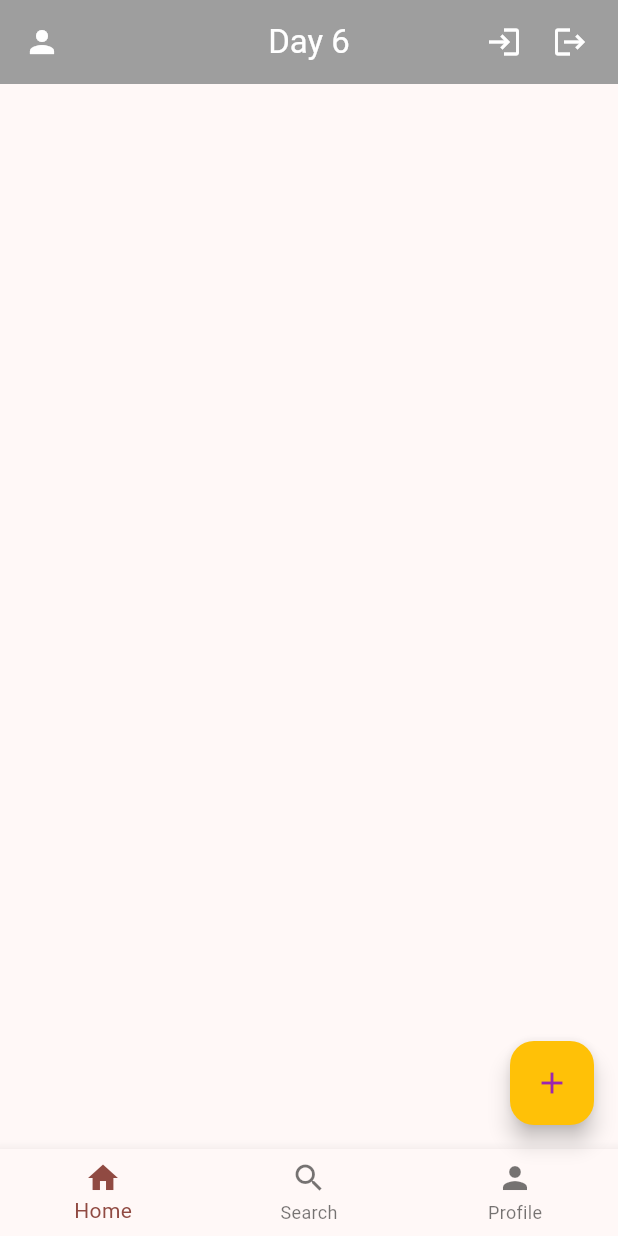
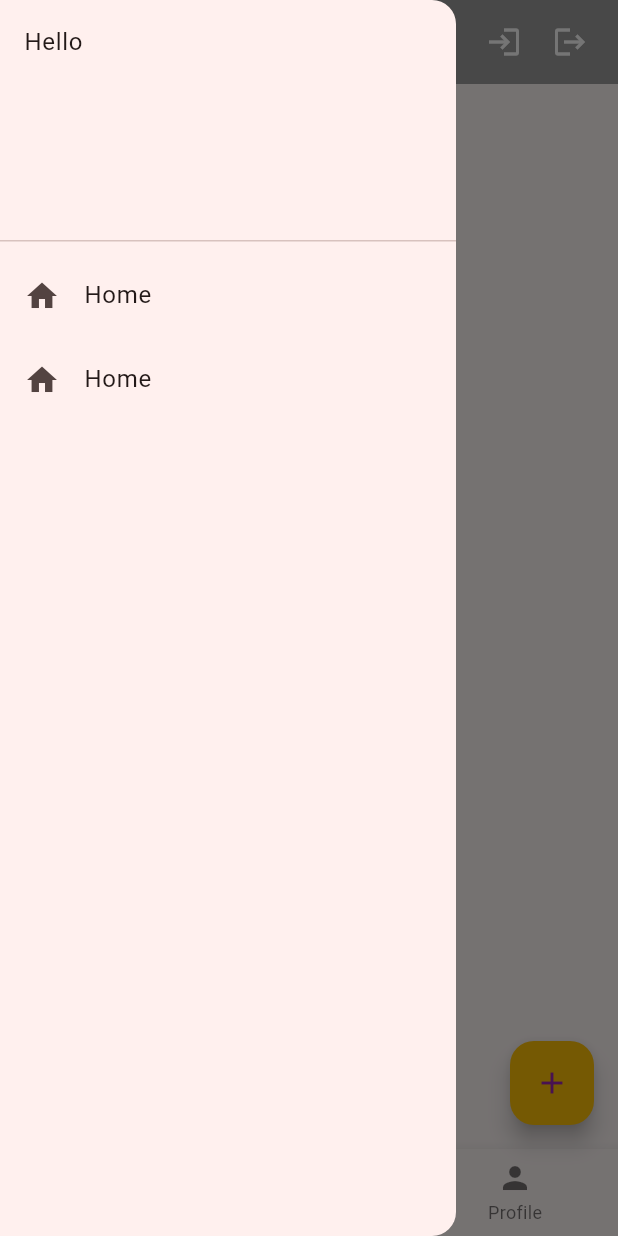
Before and after one commit to shishupaltech/jovac_appdev_flutter_2025, a Flutter app: the screen it shows after launch, with the side drawer open (before the commit the screen has no drawer), on a phone screen of 412 x 824 dp. Run offline on Flutter 3.47's test engine with Material 3 defaults, Android fonts, the phone set to English and light mode, and no system bars.

Commit message:
day 6:Drawer is done

```diff
--- a/projectday6/lib/main.dart
+++ b/projectday6/lib/main.dart
@@ -17,7 +17,7 @@ class MyApp extends StatelessWidget {
       ),
       home: Scaffold(
         appBar: AppBar(
-          leading: Icon(Icons.person),
+          // leading: Icon(Icons.person),
           title: Text('Day 6'),
           actions: [
             Icon(Icons.login),
@@ -38,6 +38,22 @@ class MyApp extends StatelessWidget {
           },
           child: Icon(Icons.add),
         ),
+        drawer: Drawer(
+          child: ListView(
+            children: [
+              DrawerHeader(child: Text('Hello')),
+              ListTile(
+                leading: Icon(Icons.home),
+                title: Text('Home'),
+              ),
+              ListTile(
+                leading: Icon(Icons.home),
+                title: Text('Home'),
+              )
+            ],
+          ),
+        )
+        ,
         bottomNavigationBar: BottomNavigationBar(
           items: [
             BottomNavigationBarItem(
```
